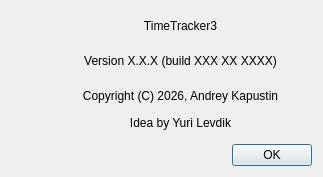
Before: the Qt Designer form Srt.QT/tt3-gui/AboutDialog.ui in akapustiatyahoocouk/TimeTracker3, drawn with Qt 5.
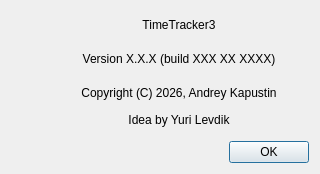
After: the same form once the commit is applied. Icons and pictures are not drawn.

The edit to the form file:
```diff
--- a/Srt.QT/tt3-gui/AboutDialog.ui
+++ b/Srt.QT/tt3-gui/AboutDialog.ui
@@ -6,8 +6,8 @@
    <rect>
     <x>0</x>
     <y>0</y>
-    <width>323</width>
-    <height>177</height>
+    <width>320</width>
+    <height>174</height>
    </rect>
   </property>
   <property name="sizePolicy">
```
